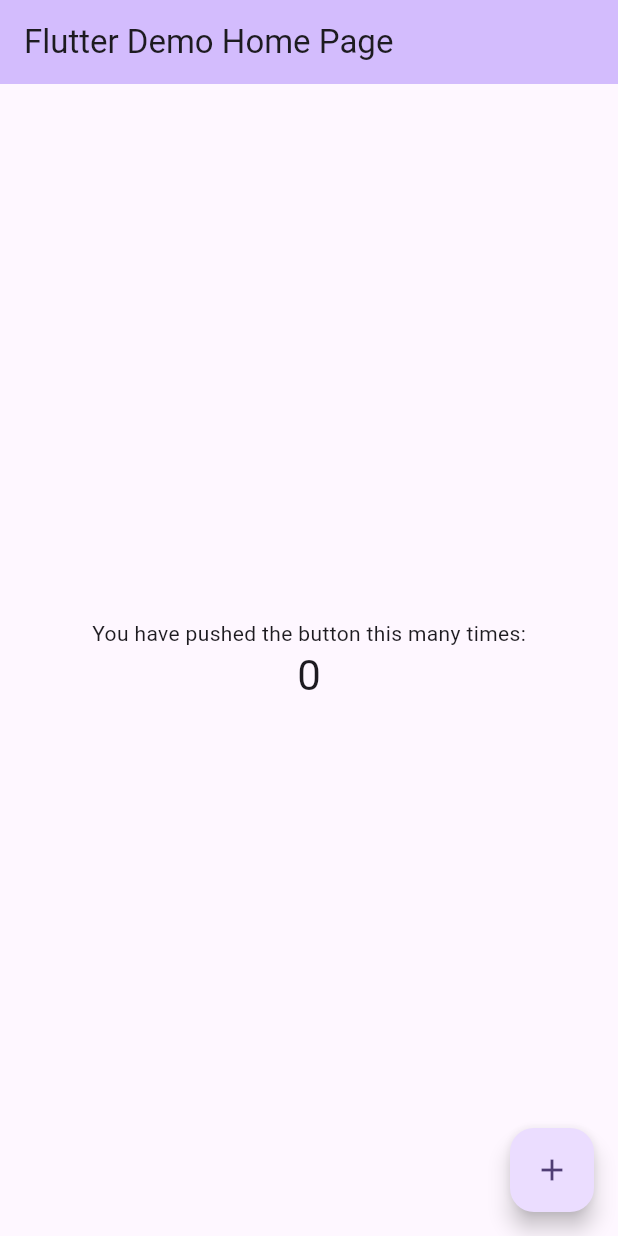
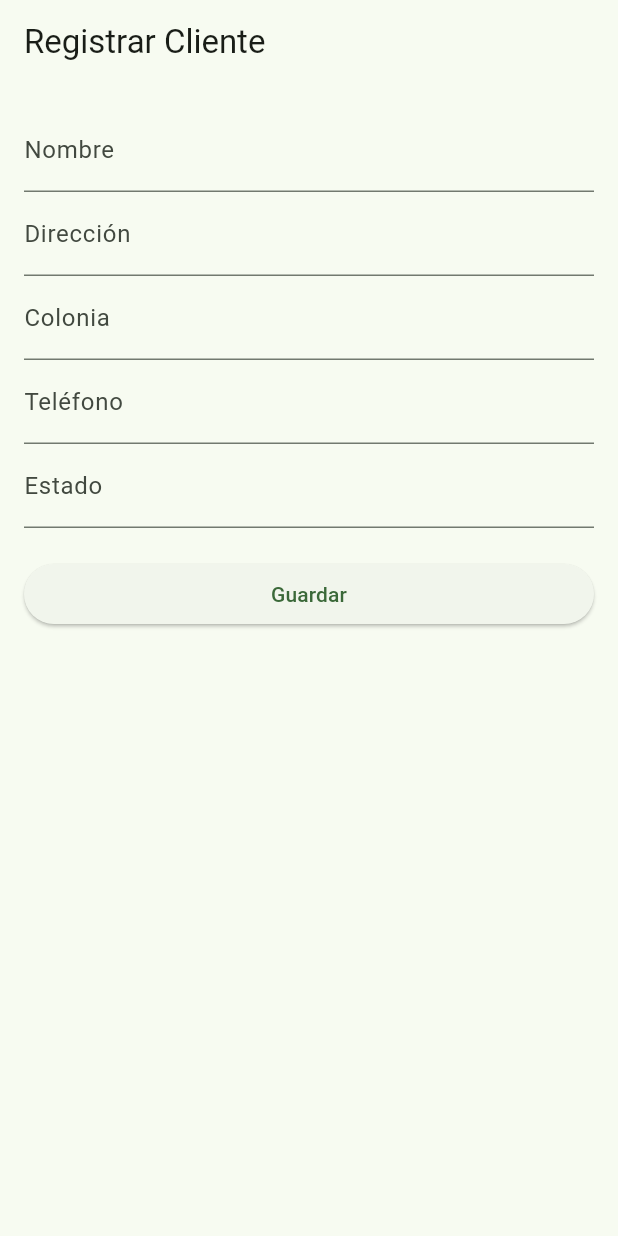
Before and after one commit to Evelymn/recolector_devcore_, a Flutter app: the screen it shows after launch, on a phone screen of 412 x 824 dp. Run offline on Flutter 3.47's test engine with Material 3 defaults, Android fonts, the phone set to English and light mode, and no system bars.

Commit message:
DEV-16: Estructura inicial pantalla registral cliente

```diff
--- a/lib/main.dart
+++ b/lib/main.dart
@@ -1,4 +1,5 @@
 import 'package:flutter/material.dart';
+import 'screens/registrar_cliente.dart';
 
 void main() {
   runApp(const MyApp());
@@ -7,116 +8,16 @@ void main() {
 class MyApp extends StatelessWidget {
   const MyApp({super.key});
 
-  // This widget is the root of your application.
   @override
   Widget build(BuildContext context) {
     return MaterialApp(
-      title: 'Flutter Demo',
+      debugShowCheckedModeBanner: false,
+      title: 'Devcore',
       theme: ThemeData(
-        // This is the theme of your application.
-        //
-        // TRY THIS: Try running your application with "flutter run". You'll see
-        // the application has a purple toolbar. Then, without quitting the app,
-        // try changing the seedColor in the colorScheme below to Colors.green
-        // and then invoke "hot reload" (save your changes or press the "hot
-        // reload" button in a Flutter-supported IDE, or press "r" if you used
-        // the command line to start the app).
-        //
-        // Notice that the counter didn't reset back to zero; the application
-        // state is not lost during the reload. To reset the state, use hot
-        // restart instead.
-        //
-        // This works for code too, not just values: Most code changes can be
-        // tested with just a hot reload.
-        colorScheme: ColorScheme.fromSeed(seedColor: Colors.deepPurple),
+        colorScheme: ColorScheme.fromSeed(seedColor: Colors.green),
+        useMaterial3: true,
       ),
-      home: const MyHomePage(title: 'Flutter Demo Home Page'),
+      home: const RegistrarCliente(),
     );
   }
 }
-
-class MyHomePage extends StatefulWidget {
-  const MyHomePage({super.key, required this.title});
-
-  // This widget is the home page of your application. It is stateful, meaning
-  // that it has a State object (defined below) that contains fields that affect
-  // how it looks.
-
-  // This class is the configuration for the state. It holds the values (in this
-  // case the title) provided by the parent (in this case the App widget) and
-  // used by the build method of the State. Fields in a Widget subclass are
-  // always marked "final".
-
-  final String title;
-
-  @override
-  State<MyHomePage> createState() => _MyHomePageState();
-}
-
-class _MyHomePageState extends State<MyHomePage> {
-  int _counter = 0;
-
-  void _incrementCounter() {
-    setState(() {
-      // This call to setState tells the Flutter framework that something has
-      // changed in this State, which causes it to rerun the build method below
-      // so that the display can reflect the updated values. If we changed
-      // _counter without calling setState(), then the build method would not be
-      // called again, and so nothing would appear to happen.
-      _counter++;
-    });
-  }
-
-  @override
-  Widget build(BuildContext context) {
-    // This method is rerun every time setState is called, for instance as done
-    // by the _incrementCounter method above.
-    //
-    // The Flutter framework has been optimized to make rerunning build methods
-    // fast, so that you can just rebuild anything that needs updating rather
-    // than having to individually change instances of widgets.
-    return Scaffold(
-      appBar: AppBar(
-        // TRY THIS: Try changing the color here to a specific color (to
-        // Colors.amber, perhaps?) and trigger a hot reload to see the AppBar
-        // change color while the other colors stay the same.
-        backgroundColor: Theme.of(context).colorScheme.inversePrimary,
-        // Here we take the value from the MyHomePage object that was created by
-        // the App.build method, and use it to set our appbar title.
-        title: Text(widget.title),
-      ),
-      body: Center(
-        // Center is a layout widget. It takes a single child and positions it
-        // in the middle of the parent.
-        child: Column(
-          // Column is also a layout widget. It takes a list of children and
-          // arranges them vertically. By default, it sizes itself to fit its
-          // children horizontally, and tries to be as tall as its parent.
-          //
-          // Column has various properties to control how it sizes itself and
-          // how it positions its children. Here we use mainAxisAlignment to
-          // center the children vertically; the main axis here is the vertical
-          // axis because Columns are vertical (the cross axis would be
-          // horizontal).
-          //
-          // TRY THIS: Invoke "debug painting" (choose the "Toggle Debug Paint"
-          // action in the IDE, or press "p" in the console), to see the
-          // wireframe for each widget.
-          mainAxisAlignment: MainAxisAlignment.center,
-          children: <Widget>[
-            const Text('You have pushed the button this many times:'),
-            Text(
-              '$_counter',
-              style: Theme.of(context).textTheme.headlineMedium,
-            ),
-          ],
-        ),
-      ),
-      floatingActionButton: FloatingActionButton(
-        onPressed: _incrementCounter,
-        tooltip: 'Increment',
-        child: const Icon(Icons.add),
-      ), // This trailing comma makes auto-formatting nicer for build methods.
-    );
-  }
-}
--- /dev/null
+++ b/lib/screens/registrar_cliente.dart
@@ -0,0 +1,63 @@
+import 'package:flutter/material.dart';
+
+class RegistrarCliente extends StatefulWidget {
+  const RegistrarCliente({super.key});
+
+  @override
+  State<RegistrarCliente> createState() => _RegistrarClienteState();
+}
+
+class _RegistrarClienteState extends State<RegistrarCliente> {
+  final TextEditingController nombreController = TextEditingController();
+  final TextEditingController direccionController = TextEditingController();
+  final TextEditingController coloniaController = TextEditingController();
+  final TextEditingController telefonoController = TextEditingController();
+  final TextEditingController estadoController = TextEditingController();
+
+  @override
+  Widget build(BuildContext context) {
+    return Scaffold(
+      appBar: AppBar(title: const Text("Registrar Cliente")),
+      body: Padding(
+        padding: const EdgeInsets.all(16),
+        child: ListView(
+          children: [
+            TextField(
+              controller: nombreController,
+              decoration: const InputDecoration(labelText: "Nombre"),
+            ),
+
+            TextField(
+              controller: direccionController,
+              decoration: const InputDecoration(labelText: "Dirección"),
+            ),
+
+            TextField(
+              controller: coloniaController,
+              decoration: const InputDecoration(labelText: "Colonia"),
+            ),
+
+            TextField(
+              controller: telefonoController,
+              decoration: const InputDecoration(labelText: "Teléfono"),
+            ),
+
+            TextField(
+              controller: estadoController,
+              decoration: const InputDecoration(labelText: "Estado"),
+            ),
+
+            const SizedBox(height: 20),
+
+            ElevatedButton(
+              onPressed: () {
+                print("Guardar cliente");
+              },
+              child: const Text("Guardar"),
+            ),
+          ],
+        ),
+      ),
+    );
+  }
+}
```
